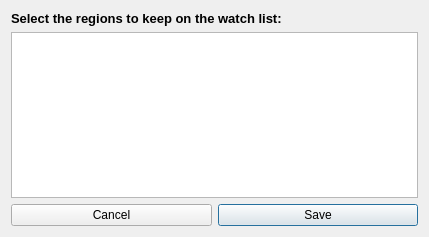
Qt form src/vi/ui/RegionChooserList.ui (Subtalime/vintel) before a commit.
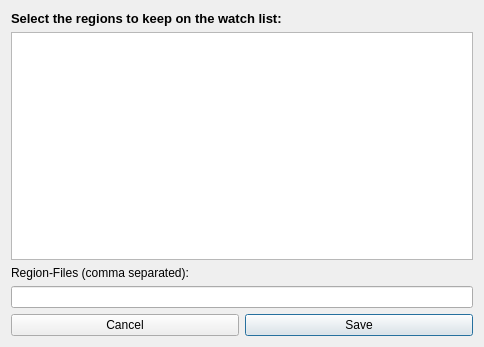
The same form after that commit.

```diff
--- a/src/vi/ui/RegionChooserList.ui
+++ b/src/vi/ui/RegionChooserList.ui
@@ -6,15 +6,13 @@
    <rect>
     <x>0</x>
     <y>0</y>
-    <width>429</width>
-    <height>237</height>
+    <width>484</width>
+    <height>347</height>
    </rect>
   </property>
   <property name="windowTitle">
    <string>Region</string>
   </property>
-  <layout class="QGridLayout" name="gridLayout">
-   <item row="0" column="0">
     <layout class="QVBoxLayout" name="verticalLayout">
      <item>
       <widget class="QLabel" name="label">
@@ -49,6 +47,16 @@
        </property>
       </widget>
      </item>
+   <item>
+    <widget class="QLabel" name="label_2">
+     <property name="text">
+      <string>Region-Files (comma separated):</string>
+     </property>
+    </widget>
+   </item>
+   <item>
+    <widget class="QLineEdit" name="txtRegions"/>
+   </item>
      <item>
       <layout class="QHBoxLayout" name="horizontalLayout_2">
        <item>
@@ -70,8 +78,6 @@
           <bool>true</bool>
          </property>
         </widget>
-       </item>
-      </layout>
      </item>
     </layout>
    </item>
```
Lines whose indentation alone changed are shown as unchanged.
